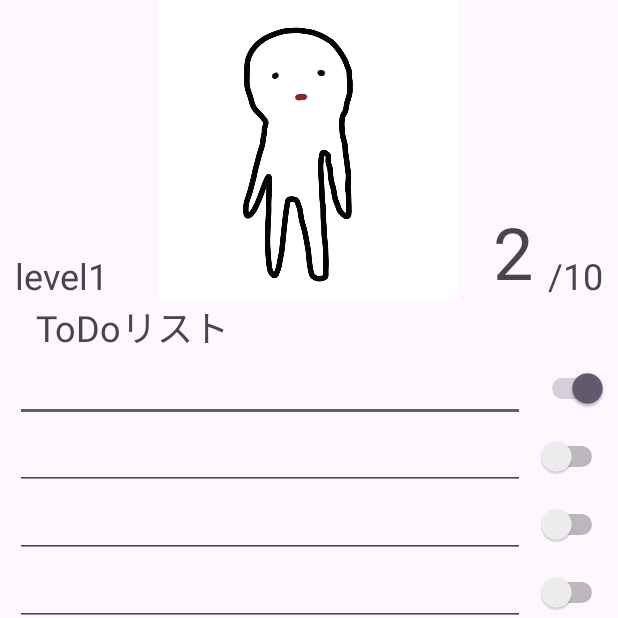
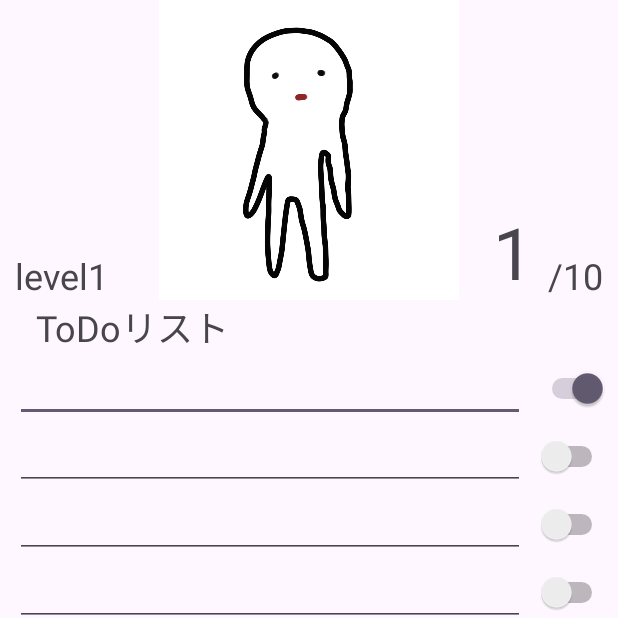
Before and after one commit to AyakaSugiyama/ToDoMukimuki, an Android app: the screen it shows after launch (MainActivity), after a tap on an icon or button, on a phone screen of 412 x 824 dp, the top half of it. Run offline under Robolectric (Android 15) with nearby library versions, the phone set to English and light mode, and no system bars; 1 statement that could not run was skipped.

Commit message:
ボタン機能追加

```diff
--- a/app/src/main/java/jp/ac/meijou/android/todomukimuki/MainActivity.java
+++ b/app/src/main/java/jp/ac/meijou/android/todomukimuki/MainActivity.java
@@ -21,10 +21,26 @@ public class MainActivity extends AppCompatActivity {
         setContentView(binding.getRoot());
 
         int p = 0;
+        binding.point.setText(p);
 
         binding.switch1.setOnClickListener(v -> {
-            imageChange(p);
-            binding.point.setText("2");
+            imageChange(1);
+            binding.point.setText("1");
+        });
+
+        binding.switch2.setOnClickListener(v -> {
+            imageChange(4);
+            binding.point.setText("4");
+        });
+
+        binding.switch3.setOnClickListener(v -> {
+            imageChange(7);
+            binding.point.setText("7");
+        });
+
+        binding.switch4.setOnClickListener(v -> {
+            imageChange(10);
+            binding.point.setText("10");
         });
 
 
```
